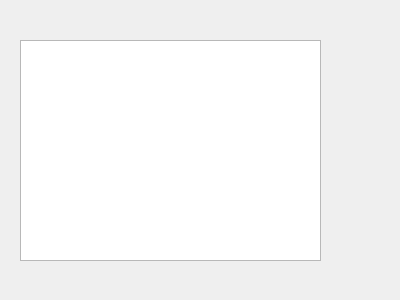
Qt form highscore.ui (pmjackemeyer14/SpaceInvaders) before a commit.
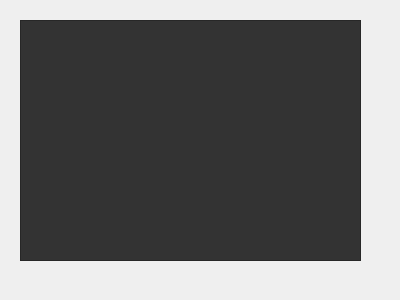
The same form after that commit.

What changed in the file:
```diff
--- a/highscore.ui
+++ b/highscore.ui
@@ -17,13 +17,33 @@
    <property name="geometry">
     <rect>
      <x>20</x>
-     <y>40</y>
-     <width>301</width>
-     <height>221</height>
+     <y>20</y>
+     <width>341</width>
+     <height>241</height>
     </rect>
    </property>
    <property name="styleSheet">
-    <string notr="true"/>
+    <string notr="true">QWidget {
+    background-color: #333333;
+    color: yellow;
+}
+
+QHeaderView::section {
+    background-color: #646464;
+    padding: 4px;
+    border: 1px solid #fffff8;
+    font-size: 10pt;
+}
+
+QTableWidget {
+    gridline-color: #fffff8;
+    font-size: 12pt;
+}
+
+QTableWidget QTableCornerButton::section {
+    background-color: #646464;
+    border: 1px solid #fffff8;
+}</string>
    </property>
   </widget>
  </widget>
```
